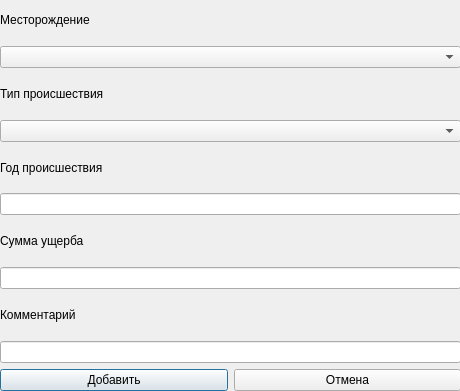
Eofre/application-software-for-accounting-and-analysis-of-accidents-at-the-mining-enterprise, file edit_dialog.ui: the form before one commit.
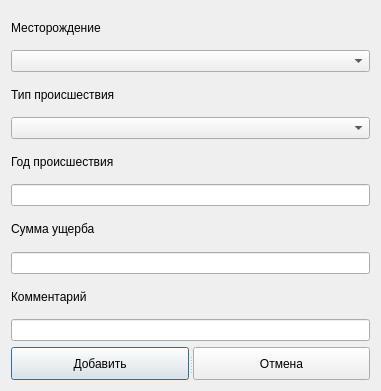
The form after the commit.

```diff
--- a/edit_dialog.ui
+++ b/edit_dialog.ui
@@ -6,40 +6,34 @@
    <rect>
     <x>0</x>
     <y>0</y>
-    <width>460</width>
+    <width>381</width>
     <height>391</height>
    </rect>
   </property>
   <property name="windowTitle">
    <string>Dialog</string>
   </property>
-  <widget class="QWidget" name="layoutWidget">
-   <property name="geometry">
-    <rect>
-     <x>0</x>
-     <y>0</y>
-     <width>461</width>
-     <height>391</height>
-    </rect>
-   </property>
    <layout class="QGridLayout" name="gridLayout">
-    <item row="7" column="0" colspan="2">
-     <widget class="QLineEdit" name="txtInjured"/>
-    </item>
-    <item row="10" column="0">
-     <widget class="QPushButton" name="btnAdd">
+   <item row="0" column="0">
+    <widget class="QLabel" name="label">
       <property name="text">
-       <string>Добавить</string>
+      <string>Месторождение</string>
       </property>
      </widget>
     </item>
-    <item row="6" column="0">
-     <widget class="QLabel" name="label_5">
+   <item row="1" column="0">
+    <widget class="QComboBox" name="cmbDeposit"/>
+   </item>
+   <item row="2" column="0">
+    <widget class="QLabel" name="label_2">
       <property name="text">
-       <string>Сумма ущерба</string>
+      <string>Тип происшествия</string>
       </property>
      </widget>
     </item>
+   <item row="3" column="0">
+    <widget class="QComboBox" name="cmbType"/>
+   </item>
     <item row="4" column="0">
      <widget class="QLabel" name="label_4">
       <property name="text">
@@ -47,8 +41,18 @@
       </property>
      </widget>
     </item>
-    <item row="3" column="0" colspan="2">
-     <widget class="QComboBox" name="cmbType"/>
+   <item row="5" column="0">
+    <widget class="QLineEdit" name="txtYear"/>
+   </item>
+   <item row="6" column="0">
+    <widget class="QLabel" name="label_5">
+     <property name="text">
+      <string>Сумма ущерба</string>
+     </property>
+    </widget>
+   </item>
+   <item row="7" column="0">
+    <widget class="QLineEdit" name="txtInjured"/>
     </item>
     <item row="8" column="0">
      <widget class="QLabel" name="label_6">
@@ -57,38 +61,27 @@
       </property>
      </widget>
     </item>
-    <item row="10" column="1">
+   <item row="9" column="0">
+    <widget class="QLineEdit" name="txtComment"/>
+   </item>
+   <item row="10" column="0">
+    <widget class="QSplitter" name="splitter">
+     <property name="orientation">
+      <enum>Qt::Horizontal</enum>
+     </property>
+     <widget class="QPushButton" name="btnAdd">
+      <property name="text">
+       <string>Добавить</string>
+      </property>
+     </widget>
      <widget class="QPushButton" name="btnCancel">
       <property name="text">
        <string>Отмена</string>
       </property>
      </widget>
-    </item>
-    <item row="9" column="0" colspan="2">
-     <widget class="QLineEdit" name="txtComment"/>
-    </item>
-    <item row="1" column="0" colspan="2">
-     <widget class="QComboBox" name="cmbDeposit"/>
-    </item>
-    <item row="2" column="0">
-     <widget class="QLabel" name="label_2">
-      <property name="text">
-       <string>Тип происшествия</string>
-      </property>
-     </widget>
-    </item>
-    <item row="0" column="0">
-     <widget class="QLabel" name="label">
-      <property name="text">
-       <string>Месторождение</string>
-      </property>
-     </widget>
-    </item>
-    <item row="5" column="0" colspan="2">
-     <widget class="QLineEdit" name="txtYear"/>
-    </item>
-   </layout>
-  </widget>
+    </widget>
+   </item>
+  </layout>
  </widget>
  <resources/>
  <connections/>
```
Lines whose indentation alone changed are shown as unchanged.
